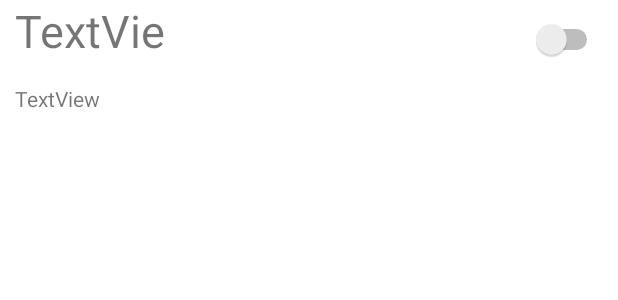
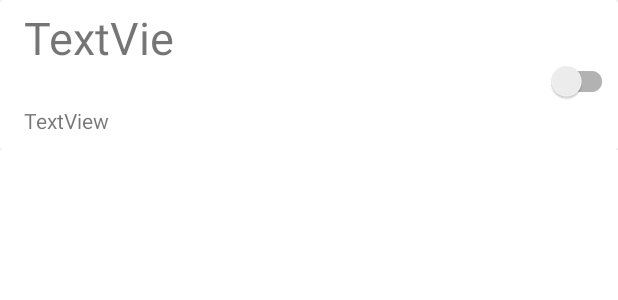
Before and after one commit to utkasigns/Felix_alarm, an Android app: the layout uniwersal_alarm.xml on its own in the app's theme, with its tools: preview values and no code run, on a phone screen of 412 x 824 dp. Shown: the top 300 px of the screen. Run offline under Robolectric (Android 15) with nearby library versions, the light colour scheme and no system bars.

Commit message:
исправила шаблон будильника

```diff
--- a/app/src/main/res/layout-v26/uniwersal_alarm.xml
+++ /dev/null
@@ -1,47 +0,0 @@
-<?xml version="1.0" encoding="utf-8"?>
-<androidx.constraintlayout.widget.ConstraintLayout xmlns:android="http://schemas.android.com/apk/res/android"
-    xmlns:app="http://schemas.android.com/apk/res-auto"
-    xmlns:tools="http://schemas.android.com/tools"
-    android:layout_width="match_parent"
-    android:layout_height="match_parent">
-
-    <androidx.cardview.widget.CardView
-        android:layout_width="match_parent"
-        android:layout_height="wrap_content" >
-
-        <androidx.constraintlayout.widget.ConstraintLayout
-            android:layout_width="match_parent"
-            android:layout_height="match_parent">
-
-        </androidx.constraintlayout.widget.ConstraintLayout>
-    </androidx.cardview.widget.CardView>
-
-    <Switch
-        android:id="@+id/switch1"
-        android:layout_width="91dp"
-        android:layout_height="52dp"
-        app:layout_constraintEnd_toEndOf="parent"
-        android:layout_marginEnd="10sp"
-        tools:layout_editor_absoluteY="31dp" />
-
-    <TextView
-        android:id="@+id/alarmSettingName"
-        android:layout_width="wrap_content"
-        android:layout_height="25dp"
-        android:layout_marginTop="10dp"
-        android:layout_marginStart="10dp"
-        android:text="TextView"
-        android:autoSizeMaxTextSize="100dp"
-        app:layout_constraintStart_toStartOf="parent"
-        app:layout_constraintTop_toBottomOf="@+id/alarmSettigTime" />
-
-    <TextView
-        android:id="@+id/alarmSettigTime"
-        android:layout_width="119dp"
-        android:layout_height="46dp"
-        android:text="TextView"
-        android:textSize="30dp"
-        android:layout_marginStart="10dp"
-        app:layout_constraintStart_toStartOf="parent"
-        tools:layout_editor_absoluteY="18dp" />
-</androidx.constraintlayout.widget.ConstraintLayout>
--- a/app/src/main/res/layout/activity_alarm.xml
+++ b/app/src/main/res/layout/activity_alarm.xml
@@ -73,10 +73,9 @@
         android:textSize="55dp" />
 
     <androidx.recyclerview.widget.RecyclerView
-       android:id="@+id/alarmRecycleView"
+        android:id="@+id/alarmRecycleView"
         android:layout_width="match_parent"
         android:layout_height="wrap_content"
-        android:layout_marginHorizontal="30dp"
         android:layout_marginTop="300dp"
         android:orientation="horizontal">
 
--- a/app/src/main/res/layout/uniwersal_alarm.xml
+++ b/app/src/main/res/layout/uniwersal_alarm.xml
@@ -1,51 +1,56 @@
 <?xml version="1.0" encoding="utf-8"?>
 <androidx.constraintlayout.widget.ConstraintLayout xmlns:android="http://schemas.android.com/apk/res/android"
     xmlns:app="http://schemas.android.com/apk/res-auto"
-    android:id="@+id/layoutAlarm"
     xmlns:tools="http://schemas.android.com/tools"
     android:layout_width="match_parent"
-    android:layout_height="wrap_content">
+    android:layout_height="100dp"
+    android:id="@+id/layoutAlarm">
+
 
     <androidx.cardview.widget.CardView
         android:layout_width="match_parent"
         android:layout_height="wrap_content"
-        tools:ignore="MissingConstraints">
+        app:layout_constraintBottom_toBottomOf="parent">
 
         <androidx.constraintlayout.widget.ConstraintLayout
             android:layout_width="match_parent"
-            android:layout_height="match_parent">
+            android:layout_height="100dp">
 
-        </androidx.constraintlayout.widget.ConstraintLayout>
-    </androidx.cardview.widget.CardView>
-
-    <Switch
-        android:id="@+id/switchAlarm"
-        android:layout_width="91dp"
-        android:layout_height="52dp"
-        app:layout_constraintEnd_toEndOf="parent"
-        android:layout_marginEnd="10sp"
-        tools:layout_editor_absoluteY="31dp"
-        tools:ignore="MissingConstraints,UseSwitchCompatOrMaterialXml" />
+            <TextView
+                android:id="@+id/alarmSettenTime"
+                android:layout_width="119dp"
+                android:layout_height="46dp"
+                android:layout_marginStart="16dp"
+                android:layout_marginTop="10dp"
+                android:layout_marginBottom="10dp"
+                android:text="TextView"
+                android:textSize="30dp"
+                app:layout_constraintBottom_toTopOf="@+id/alarmSettenName"
+                app:layout_constraintStart_toStartOf="parent"
+                app:layout_constraintTop_toTopOf="parent" />
 
             <TextView
                 android:id="@+id/alarmSettenName"
                 android:layout_width="wrap_content"
                 android:layout_height="25dp"
+                android:layout_marginStart="16dp"
                 android:layout_marginTop="10dp"
-        android:layout_marginStart="10dp"
+                android:layout_marginBottom="9dp"
+                android:maxLength="35"
                 android:text="TextView"
-        android:maxLength="35"
+                app:layout_constraintBottom_toBottomOf="parent"
                 app:layout_constraintStart_toStartOf="parent"
                 app:layout_constraintTop_toBottomOf="@+id/alarmSettenTime" />
 
-    <TextView
-        android:id="@+id/alarmSettenTime"
-        android:layout_width="119dp"
-        android:layout_height="46dp"
-        android:text="TextView"
-        android:textSize="30dp"
-        android:layout_marginStart="10dp"
-        app:layout_constraintStart_toStartOf="parent"
-        tools:layout_editor_absoluteY="18dp"
-        tools:ignore="MissingConstraints" />
+            <androidx.appcompat.widget.SwitchCompat
+                android:id="@+id/switchAlarm"
+                android:layout_width="91dp"
+                android:layout_height="52dp"
+                android:layout_marginTop="28dp"
+                android:layout_marginBottom="20dp"
+                app:layout_constraintBottom_toBottomOf="parent"
+                app:layout_constraintEnd_toEndOf="parent"
+                app:layout_constraintTop_toTopOf="parent" />
         </androidx.constraintlayout.widget.ConstraintLayout>
+    </androidx.cardview.widget.CardView>
+</androidx.constraintlayout.widget.ConstraintLayout>
```
Also changed, not shown: app/src/main/java/com/example/felixalarm/activities/AlarmActivity.java (+16 -4 lines), app/src/main/java/com/example/felixalarm/activities/AlarmListApplication.java (+13 -3 lines), app/src/main/java/com/example/felixalarm/activities/CreateAlarmActivity.java (+57 -55 lines), app/src/main/java/com/example/felixalarm/dao/AlarmDao.java (+27 -27 lines), app/src/main/java/com/example/felixalarm/entities/Alarm.java (+56 -56 lines). Lines whose indentation alone changed are shown as unchanged.
